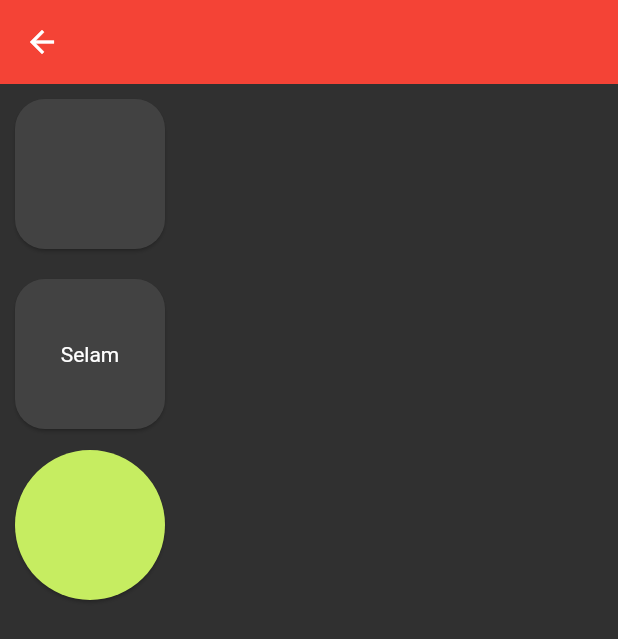
After one commit to flutter-preview/yunusberdibekk-Temelden-Zirveye-Flutter, a Flutter app: the CardLearnView screen opened directly, on a phone screen of 412 x 824 dp. The commit adds this screen. Shown: the top 639 px of the screen. Run offline on Flutter 3.47's test engine with Material 2 defaults, Android fonts, the light colour scheme and no system bars; network calls fail.

Commit message:
101
 #4 Stateless widget, padding, card ve image widgetları

```diff
--- a/flutter_full_learn/lib/101/app_bar_learn.dart
+++ b/flutter_full_learn/lib/101/app_bar_learn.dart
@@ -1,5 +1,4 @@
 import 'package:flutter/material.dart';
-import 'package:flutter/services.dart';
 
 class AppBarLearnView extends StatelessWidget {
   const AppBarLearnView({super.key});
--- /dev/null
+++ b/flutter_full_learn/lib/101/card_learn.dart
@@ -0,0 +1,68 @@
+import 'package:flutter/material.dart';
+
+class CardLearnView extends StatelessWidget {
+  const CardLearnView({super.key});
+
+  @override
+  Widget build(BuildContext context) {
+    return Scaffold(
+      appBar: AppBar(),
+      body: Column(
+        children: [
+          const _CustomCard(
+            child: SizedBox(
+              width: 100,
+              height: 100,
+            ),
+          ),
+          const _CustomCard(
+            child: SizedBox(
+              width: 100,
+              height: 100,
+              child: Center(
+                child: Text("Selam"),
+              ),
+            ),
+          ),
+          Card(
+            color: Theme.of(context).colorScheme.error,
+            shape: const CircleBorder(),
+            child: const SizedBox(
+              width: 100,
+              height: 100,
+            ),
+          )
+        ],
+      ),
+    );
+  }
+}
+
+class _CustomCard extends StatelessWidget {
+  const _CustomCard({Key? key, required this.child}) : super(key: key);
+  final Widget child;
+
+  @override
+  Widget build(BuildContext context) {
+    return Card(margin: ProjectMargins.cardMargin, child: child);
+  }
+}
+
+class ProjectMargins {
+  static const cardMargin = EdgeInsets.all(10);
+}
+
+/*
+? Card Componenti
+* Ekranda biraz önde durur. margin padding'in dıştan verilmiş kısmıdır.
+*/
+
+/*
+? Borders
+* StadiumBorder(),
+* CircleBorder(),
+* RoundedRectangleBorder()
+* final roundedRectangleBorder = RoundedRectangleBorder(
+      borderRadius: BorderRadius.circular(
+          20)); //Eğer daha bütün cardlar için olacak ise main.dart içerisinden cardTheme içinden border radius'u verebilirsin.
+*/
--- a/flutter_full_learn/lib/101/icon_learn.dart
+++ b/flutter_full_learn/lib/101/icon_learn.dart
@@ -7,7 +7,7 @@ class IconLearnView extends StatelessWidget {
   Widget build(BuildContext context) {
     return Scaffold(
       appBar: AppBar(
-        title: Text("Icon Learn View"),
+        title: const Text("Icon Learn View"),
       ),
       body: Column(
         children: [
--- a/flutter_full_learn/lib/101/scafffold_learn.dart
+++ b/flutter_full_learn/lib/101/scafffold_learn.dart
@@ -8,7 +8,7 @@ class ScaffoldLearnView extends StatelessWidget {
   Widget build(BuildContext context) {
     return Scaffold(
       appBar: AppBar(
-        title: Text("Scaffold Samples"),
+        title: const Text("Scaffold Samples"),
       ),
       body: const Text('Merhaba'),
       backgroundColor: Colors.red,
--- a/flutter_full_learn/lib/101/text_learn_view.dart
+++ b/flutter_full_learn/lib/101/text_learn_view.dart
@@ -16,17 +16,17 @@ class TextLearnView extends StatelessWidget {
               maxLines: 2,
               overflow: TextOverflow.ellipsis,
               textAlign: TextAlign.right,
-              textScaleFactor: 1.2,
+              textScaleFactor: 2.8,
               style: ProjectStyles.welcomeStyle,
             ),
             Text('Welcome $name',
                 maxLines: 2,
                 overflow: TextOverflow.ellipsis,
                 textAlign: TextAlign.right,
-                textScaleFactor: 1.2,
+                textScaleFactor: 1.4,
                 style: Theme.of(context)
                     .textTheme
-                    .headline5
+                    .headlineSmall
                     ?.copyWith(color: ProjectColors.welcomeColor)),
             Text(keys.welcome),
           ],
--- a/flutter_full_learn/pubspec.yaml
+++ b/flutter_full_learn/pubspec.yaml
@@ -59,9 +59,9 @@ flutter:
   uses-material-design: true
 
   # To add assets to your application, add an assets section, like this:
-  # assets:
-  #   - images/a_dot_burr.jpeg
-  #   - images/a_dot_ham.jpeg
+  assets:
+  - assets/book.jpeg
+  - assets/png/
 
   # An image asset can refer to one or more resolution-specific "variants", see
   # https://flutter.dev/assets-and-images/#resolution-aware
```
Also changed, not shown: flutter_full_learn/lib/101/image_learn.dart (added, +45 -0 lines), flutter_full_learn/lib/101/padding_learn.dart (added, +49 -0 lines), flutter_full_learn/lib/101/stateless_learn.dart (added, +75 -0 lines), flutter_full_learn/lib/main.dart (+8 -4 lines), flutter_full_learn/assets/book.jpeg (added), flutter_full_learn/assets/png/book2.jpeg (added).
